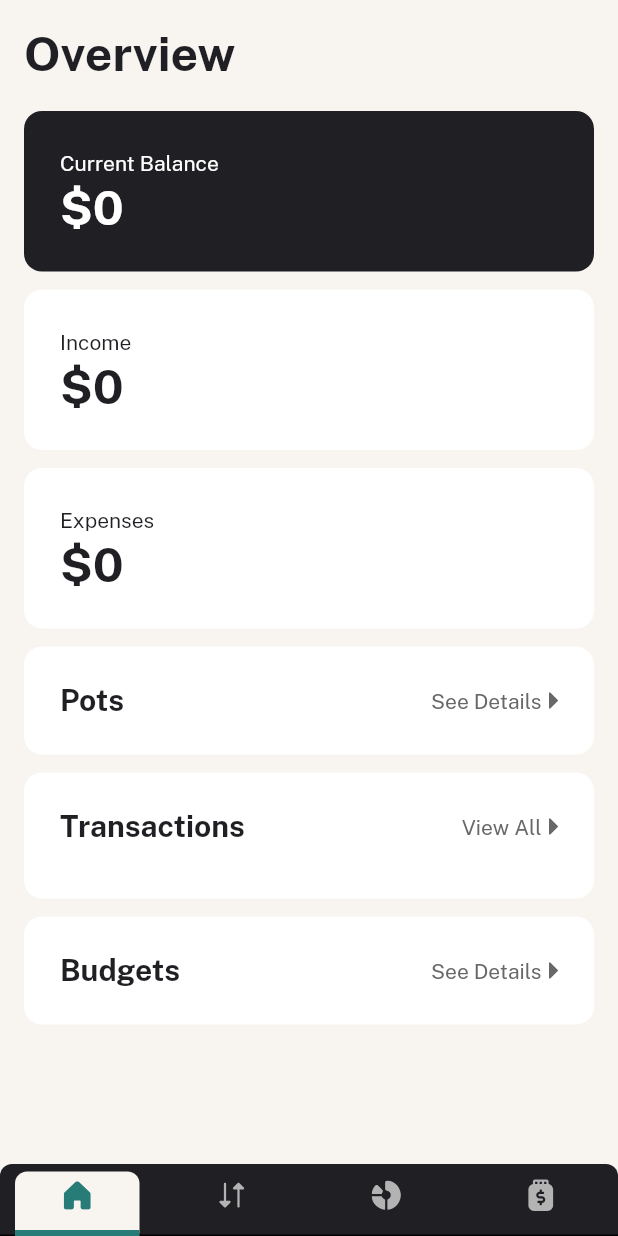
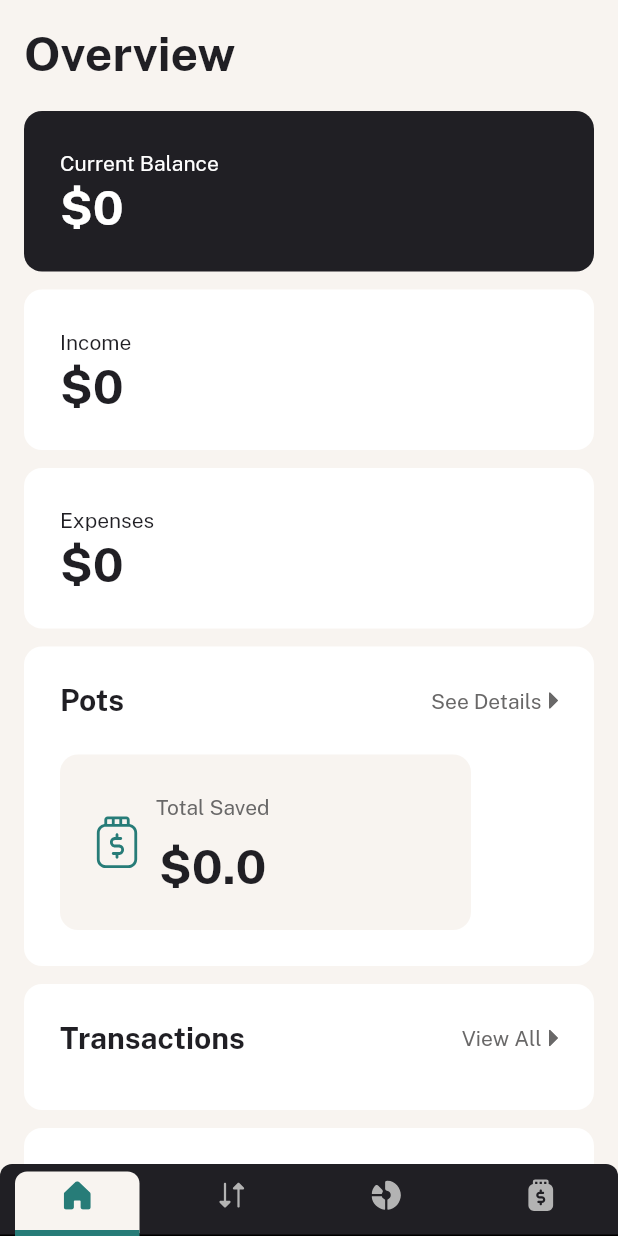
Before and after one commit to JER3MIAH/personal-finance-app, a Flutter app: the screen it shows after launch, on a phone screen of 412 x 824 dp. Run offline on Flutter 3.47's test engine with Material 3 defaults, Android fonts, the phone set to English and light mode, and no system bars; our stand-ins replace auto_size_text, equatable, fl_chart, flutter_bloc, flutter_hooks, flutter_svg and 2 more.

Commit message:
feat: implement budget and pot overview container

```diff
--- a/lib/src/features/home/presentation/components/overview/budgets_overview_container.dart
+++ b/lib/src/features/home/presentation/components/overview/budgets_overview_container.dart
@@ -1,4 +1,8 @@
 import 'package:flutter/widgets.dart';
+import 'package:flutter_bloc/flutter_bloc.dart';
+import 'package:personal_finance_app/src/features/budget/data/models/budget.dart';
+import 'package:personal_finance_app/src/features/budget/logic/blocs/blocs.dart';
+import 'package:personal_finance_app/src/features/budget/presentation/components/budget_summary_pie_chart.dart';
 import 'package:personal_finance_app/src/shared/shared.dart';
 
 import 'see_details.dart';
@@ -12,6 +16,10 @@ class BudgetsOverviewContainer extends StatelessWidget {
 
   @override
   Widget build(BuildContext context) {
+    return BlocBuilder<BudgetBloc, BudgetState>(
+      builder: (_, state) {
+        final budgets = state.budgets;
+
         return Container(
           padding: EdgeInsets.all(spacing300),
           decoration: BoxDecoration(
@@ -32,9 +40,64 @@ class BudgetsOverviewContainer extends StatelessWidget {
                     onTap: onSeeDetails,
                   ),
                 ],
-          )
+              ),
+              YBox(spacing300),
+              Row(
+                spacing: spacing200,
+                children: [
+                  BudgetSummaryPieChart(budgets: budgets),
+                  Column(
+                    mainAxisSize: MainAxisSize.min,
+                    crossAxisAlignment: CrossAxisAlignment.start,
+                    spacing: spacing100,
+                    children: List.generate(
+                      budgets.length > 4 ? 4 : budgets.length,
+                      (index) {
+                        return _buildBudgetItem(
+                          budget: budgets[index],
+                        );
+                      },
+                    ),
+                  ),
+                ],
+              ),
             ],
           ),
         );
+      },
+    );
+  }
+
+  Widget _buildBudgetItem({
+    required Budget budget,
+  }) {
+    return Row(
+      spacing: spacing200,
+      children: [
+        Container(
+          width: 4,
+          height: 43,
+          alignment: Alignment.center,
+          decoration: BoxDecoration(
+            color: getColorFromTheme(budget.theme),
+            borderRadius: BorderRadius.circular(spacing100),
+          ),
+        ),
+        Column(
+          crossAxisAlignment: CrossAxisAlignment.start,
+          mainAxisAlignment: MainAxisAlignment.spaceBetween,
+          children: [
+            Text(
+              budget.category,
+              style: textPreset5.copyWith(color: appColors.grey500),
+            ),
+            Text(
+              budget.spent.toString(),
+              style: textPreset4Bold,
+            ),
+          ],
+        ),
+      ],
+    );
   }
 }
--- a/lib/src/features/home/presentation/components/overview/pots_overview_container.dart
+++ b/lib/src/features/home/presentation/components/overview/pots_overview_container.dart
@@ -1,4 +1,8 @@
 import 'package:flutter/widgets.dart';
+import 'package:flutter_bloc/flutter_bloc.dart';
+import 'package:personal_finance_app/src/features/pots/data/models/pot.dart';
+import 'package:personal_finance_app/src/features/pots/logic/blocs/pots_bloc/pots_bloc.dart';
+import 'package:personal_finance_app/src/features/pots/logic/blocs/pots_bloc/pots_state.dart';
 import 'package:personal_finance_app/src/shared/shared.dart';
 
 import 'see_details.dart';
@@ -12,6 +16,10 @@ class PotsOverviewContainer extends StatelessWidget {
 
   @override
   Widget build(BuildContext context) {
+    return BlocBuilder<PotsBloc, PotsState>(
+      builder: (context, state) {
+        final pots = state.pots;
+
         return Container(
           padding: EdgeInsets.all(spacing300),
           decoration: BoxDecoration(
@@ -32,9 +40,91 @@ class PotsOverviewContainer extends StatelessWidget {
                     onTap: onSeeDetails,
                   ),
                 ],
-          )
+              ),
+              YBox(spacing300),
+              Row(
+                spacing: spacing200,
+                children: [
+                  Container(
+                    width: 274,
+                    height: 117,
+                    padding: EdgeInsets.all(spacing300),
+                    decoration: BoxDecoration(
+                      color: appColors.beige100,
+                      borderRadius: BorderRadius.circular(spacing150),
+                    ),
+                    child: Row(
+                      spacing: spacing150,
+                      children: [
+                        SvgAsset(iconPot),
+                        Column(
+                          mainAxisAlignment: MainAxisAlignment.spaceBetween,
+                          children: [
+                            Text(
+                              'Total Saved',
+                              style: textPreset4.copyWith(
+                                  color: appColors.grey500),
+                            ),
+                            Text(
+                              '\$${pots.fold(
+                                0.0,
+                                (prev, pot) => prev + pot.total,
+                              )}',
+                              style: textPreset1,
+                            ),
+                          ],
+                        ),
+                      ],
+                    ),
+                  ),
+                  Wrap(
+                    spacing: spacing150,
+                    children: List.generate(
+                      pots.length > 4 ? 4 : pots.length,
+                      (index) => _buildPotItem(
+                        pot: pots[index],
+                      ),
+                    ),
+                  ),
+                ],
+              ),
             ],
           ),
         );
+      },
+    );
+  }
+
+  Widget _buildPotItem({
+    required Pot pot,
+  }) {
+    return Row(
+      spacing: spacing200,
+      children: [
+        Container(
+          width: 4,
+          height: 43,
+          alignment: Alignment.center,
+          decoration: BoxDecoration(
+            color: getColorFromTheme(pot.theme),
+            borderRadius: BorderRadius.circular(spacing100),
+          ),
+        ),
+        Column(
+          crossAxisAlignment: CrossAxisAlignment.start,
+          mainAxisAlignment: MainAxisAlignment.spaceBetween,
+          children: [
+            Text(
+              pot.name,
+              style: textPreset5.copyWith(color: appColors.grey500),
+            ),
+            Text(
+              pot.total.toString(),
+              style: textPreset4Bold,
+            ),
+          ],
+        ),
+      ],
+    );
   }
 }
```
Lines whose indentation alone changed are shown as unchanged.
